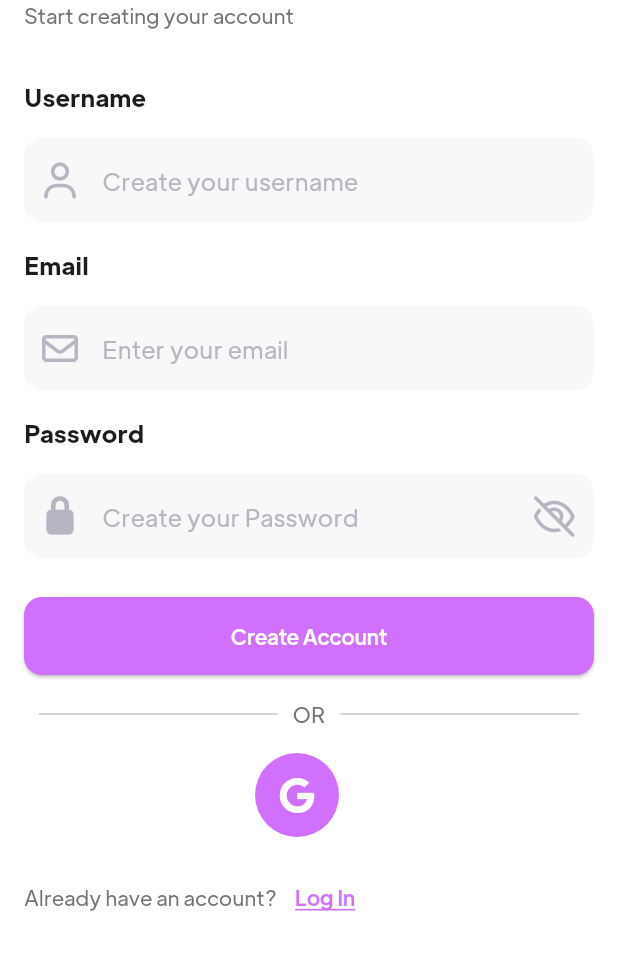
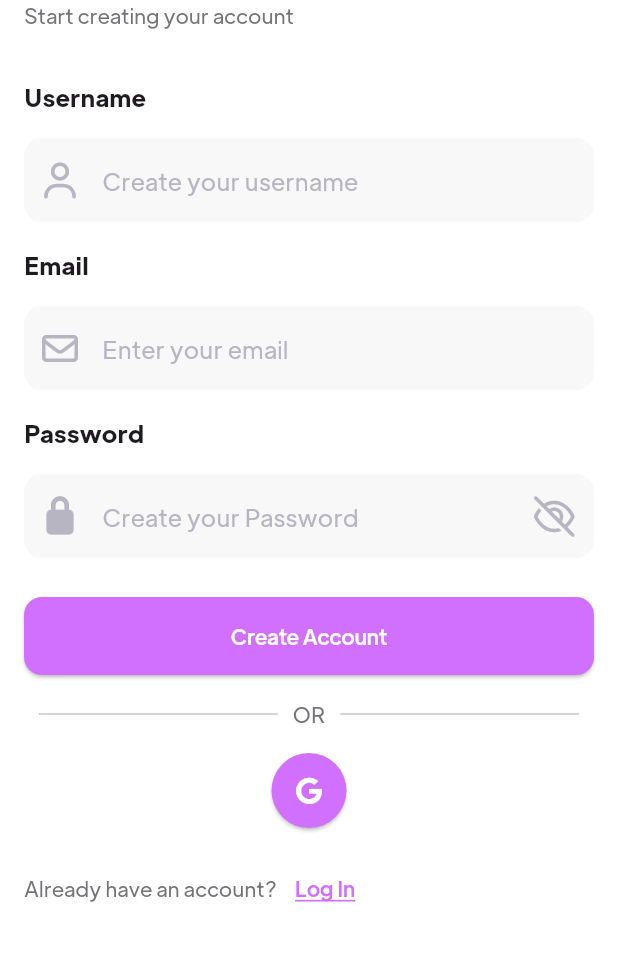
Before and after one commit to amira20nasser/amira_store, a Flutter app: the SignUpView screen opened by its route, on a phone screen of 412 x 824 dp, the part 54-1024 px from its top. Run offline on Flutter 3.47's test engine with Material 3 defaults, Android fonts, the phone set to English and light mode, and no system bars; our stand-ins replace cloud_firestore, dartz, firebase_auth, firebase_core, flutter_bloc, font_awesome_flutter and 5 more; missing offline and left inert: flutter_facebook_auth; accounts and stored records are empty.

Commit message:
✨ feat(auth): Implement phone number verification and SMS code verification in authentication flow

```diff
--- a/lib/core/constants/app_routes.dart
+++ b/lib/core/constants/app_routes.dart
@@ -1,7 +1,7 @@
 abstract class ConstantRoutes {
   static const String onBoardingViewRoute = "/onBoarding";
-  static const String authViewRoute = "auth";
   static const String logInViewRoute = "/login";
   static const String signUpViewRoute = "/signup";
   static const String homeViewRoute = "/home";
+  static const String verifyYourAccountViewRoute = "/verifyYourAccount";
 }
--- a/lib/core/utils/app_router.dart
+++ b/lib/core/utils/app_router.dart
@@ -2,6 +2,7 @@ import 'package:go_router/go_router.dart';
 
 import '../../features/auth/presentation/views/log_in_view.dart';
 import '../../features/auth/presentation/views/sign_up_view.dart';
+import '../../features/auth/presentation/views/verify_your_account.dart';
 import '../../features/home/home_view.dart';
 import '../../features/on_boarding/domain/entities/on_boarding_entity.dart';
 import '../../features/on_boarding/presentation/views/on_boarding_view.dart';
@@ -30,6 +31,10 @@ abstract class AppRouter {
         builder: (context, state) => SignUpView(),
       ),
       GoRoute(
+        path: ConstantRoutes.verifyYourAccountViewRoute,
+        builder: (context, state) => VerifyYourAccountView(),
+      ),
+      GoRoute(
         path: ConstantRoutes.homeViewRoute,
         builder: (context, state) => HomeView(),
       ),
--- a/lib/features/auth/presentation/widgets/google_facebook_in_row.dart
+++ b/lib/features/auth/presentation/widgets/google_facebook_in_row.dart
@@ -3,7 +3,6 @@ import 'package:flutter_bloc/flutter_bloc.dart';
 import 'package:font_awesome_flutter/font_awesome_flutter.dart';
 
 import '../../../../core/constants/app_colors.dart';
-import '../../../../core/constants/app_sizes.dart';
 import '../manager/auth_cubit.dart';
 
 class GoogleFacebookInRow extends StatelessWidget {
@@ -14,23 +13,51 @@ class GoogleFacebookInRow extends StatelessWidget {
     return Row(
       mainAxisAlignment: MainAxisAlignment.center,
       children: [
-        Visibility(
+        Spacer(flex: 3),
+        Expanded(
+          flex: 2,
+          child: Visibility(
             visible: context.watch<AuthCubit>().state is AuthLoading,
-          replacement: IconButton(
+            replacement: ElevatedButton(
               onPressed: () {
                 context.read<AuthCubit>().signInWithGoogle();
               },
-            icon: Icon(FontAwesomeIcons.google),
+              style: ElevatedButton.styleFrom(shape: CircleBorder()),
+
+              child: Icon(FontAwesomeIcons.google),
             ),
-          child: IconButton(
+            child: ElevatedButton(
               onPressed: null,
-            style: IconButton.styleFrom(
+              style: ElevatedButton.styleFrom(
                 backgroundColor: AppColors.whiteColor40,
+                shape: CircleBorder(),
               ),
-            icon: Icon(FontAwesomeIcons.google),
+              child: Icon(FontAwesomeIcons.google),
             ),
           ),
-        SizedBox(width: AppSizes.defaultPadding),
+        ),
+        // Expanded(
+        //   flex: 2,
+        //   child: Visibility(
+        //     visible: context.watch<AuthCubit>().state is AuthLoading,
+        //     replacement: ElevatedButton(
+        //       onPressed: () {
+        //         context.read<AuthCubit>().signInWithFacebook();
+        //       },
+        //       style: ElevatedButton.styleFrom(shape: CircleBorder()),
+        //       child: Icon(FontAwesomeIcons.facebookF),
+        //     ),
+        //     child: ElevatedButton(
+        //       onPressed: null,
+        //       style: ElevatedButton.styleFrom(
+        //         backgroundColor: AppColors.whiteColor40,
+        //         shape: CircleBorder(),
+        //       ),
+        //       child: Icon(FontAwesomeIcons.facebookF),
+        //     ),
+        //   ),
+        // ),
+        Spacer(flex: 3),
 
         // TODO: enable facebook sign in later
         // Visibility(
```
Also changed, not shown: lib/core/services/firebase_service.dart (+8 -4 lines), lib/features/auth/data/data_sources/firebase_auth_datasource.dart (+31 -44 lines), lib/features/auth/data/repos/auth_repository_impl.dart (+52 -5 lines), lib/features/auth/domain/repos/auth_repo.dart (+13 -11 lines), lib/features/auth/presentation/views/verify_your_account.dart (added, +12 -0 lines). Lines whose indentation alone changed are shown as unchanged.
